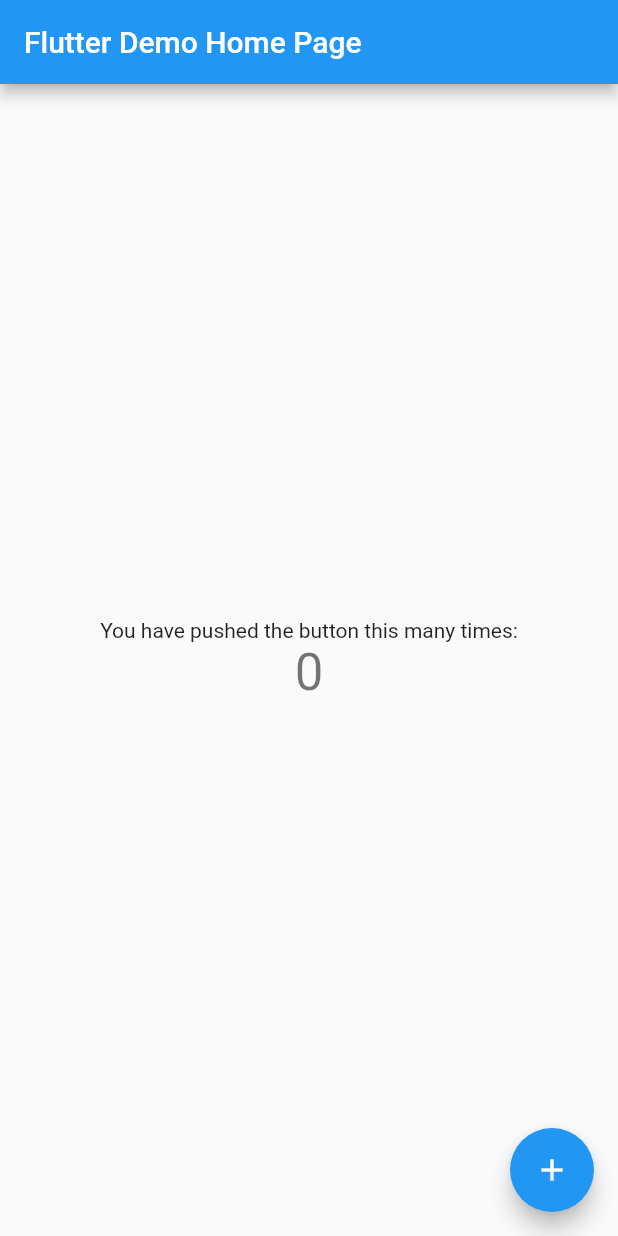
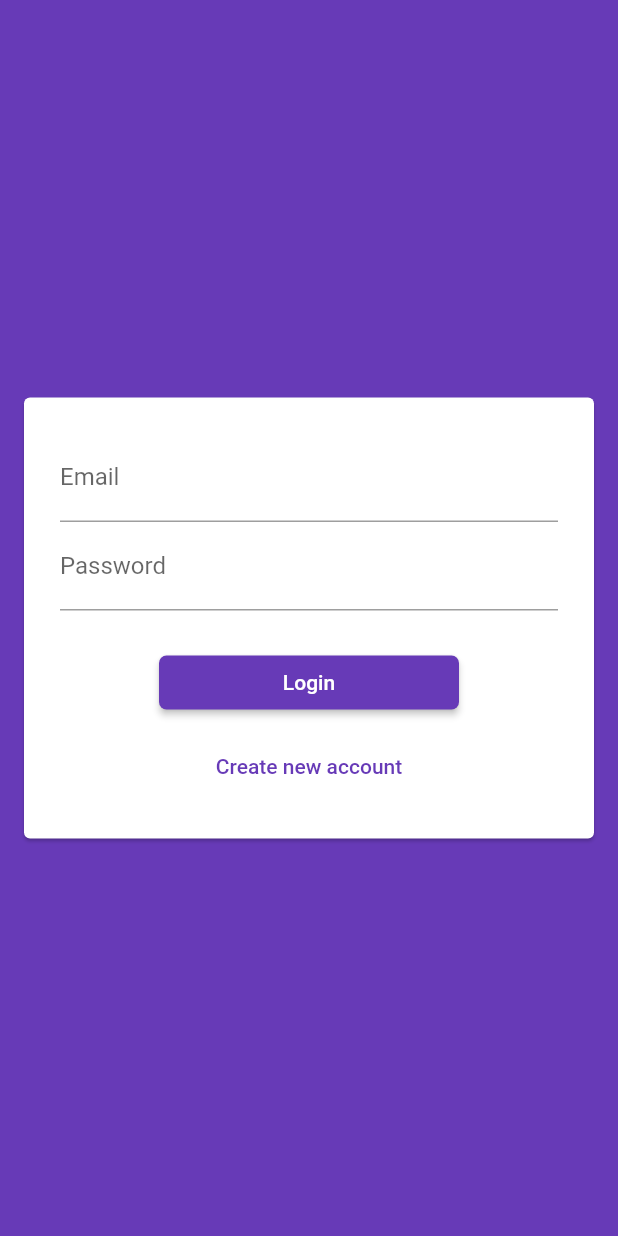
Before and after one commit to yashwp/flutter_chat, a Flutter app: the screen it shows after launch, on a phone screen of 412 x 824 dp. Run offline on Flutter 3.47's test engine with Material 2 defaults, Android fonts, the phone set to English and light mode, and no system bars; our stand-ins replace cloud_firestore, firebase_auth; accounts and stored records are empty.

```diff
--- a/lib/main.dart
+++ b/lib/main.dart
@@ -1,117 +1,47 @@
+import 'package:firebase_auth/firebase_auth.dart';
 import 'package:flutter/material.dart';
+
+import './screens/auth/auth_screen.dart';
+import './screens/chat/chat_screen.dart';
 
 void main() {
   runApp(MyApp());
 }
 
 class MyApp extends StatelessWidget {
+
   // This widget is the root of your application.
   @override
   Widget build(BuildContext context) {
+
+
     return MaterialApp(
-      title: 'Flutter Demo',
+      title: 'Flutter Chat',
+      debugShowCheckedModeBanner: false,
       theme: ThemeData(
-        // This is the theme of your application.
-        //
-        // Try running your application with "flutter run". You'll see the
-        // application has a blue toolbar. Then, without quitting the app, try
-        // changing the primarySwatch below to Colors.green and then invoke
-        // "hot reload" (press "r" in the console where you ran "flutter run",
-        // or simply save your changes to "hot reload" in a Flutter IDE).
-        // Notice that the counter didn't reset back to zero; the application
-        // is not restarted.
-        primarySwatch: Colors.blue,
-        // This makes the visual density adapt to the platform that you run
-        // the app on. For desktop platforms, the controls will be smaller and
-        // closer together (more dense) than on mobile platforms.
+        primarySwatch: Colors.deepPurple,
+        backgroundColor: Colors.deepPurple,
+        accentColor: Colors.lime,
+        accentColorBrightness: Brightness.dark,
+        buttonTheme: ButtonTheme.of(context).copyWith(
+          minWidth: 200,
+          buttonColor: Colors.deepPurple,
+          textTheme: ButtonTextTheme.primary,
+          shape: RoundedRectangleBorder(
+            borderRadius: BorderRadius.circular(5)
+          )
+        ),
         visualDensity: VisualDensity.adaptivePlatformDensity,
       ),
-      home: MyHomePage(title: 'Flutter Demo Home Page'),
+      home: StreamBuilder(
+        stream: FirebaseAuth.instance.onAuthStateChanged,
+        builder: (ctx, snapshot) {
+          if (snapshot.hasData) {
+            return ChatScreen();
+          }
+          return AuthScreen();
+        },
+      )
     );
   }
 }
-
-class MyHomePage extends StatefulWidget {
-  MyHomePage({Key key, this.title}) : super(key: key);
-
-  // This widget is the home page of your application. It is stateful, meaning
-  // that it has a State object (defined below) that contains fields that affect
-  // how it looks.
-
-  // This class is the configuration for the state. It holds the values (in this
-  // case the title) provided by the parent (in this case the App widget) and
-  // used by the build method of the State. Fields in a Widget subclass are
-  // always marked "final".
-
-  final String title;
-
-  @override
-  _MyHomePageState createState() => _MyHomePageState();
-}
-
-class _MyHomePageState extends State<MyHomePage> {
-  int _counter = 0;
-
-  void _incrementCounter() {
-    setState(() {
-      // This call to setState tells the Flutter framework that something has
-      // changed in this State, which causes it to rerun the build method below
-      // so that the display can reflect the updated values. If we changed
-      // _counter without calling setState(), then the build method would not be
-      // called again, and so nothing would appear to happen.
-      _counter++;
-    });
-  }
-
-  @override
-  Widget build(BuildContext context) {
-    // This method is rerun every time setState is called, for instance as done
-    // by the _incrementCounter method above.
-    //
-    // The Flutter framework has been optimized to make rerunning build methods
-    // fast, so that you can just rebuild anything that needs updating rather
-    // than having to individually change instances of widgets.
-    return Scaffold(
-      appBar: AppBar(
-        // Here we take the value from the MyHomePage object that was created by
-        // the App.build method, and use it to set our appbar title.
-        title: Text(widget.title),
-      ),
-      body: Center(
-        // Center is a layout widget. It takes a single child and positions it
-        // in the middle of the parent.
-        child: Column(
-          // Column is also a layout widget. It takes a list of children and
-          // arranges them vertically. By default, it sizes itself to fit its
-          // children horizontally, and tries to be as tall as its parent.
-          //
-          // Invoke "debug painting" (press "p" in the console, choose the
-          // "Toggle Debug Paint" action from the Flutter Inspector in Android
-          // Studio, or the "Toggle Debug Paint" command in Visual Studio Code)
-          // to see the wireframe for each widget.
-          //
-          // Column has various properties to control how it sizes itself and
-          // how it positions its children. Here we use mainAxisAlignment to
-          // center the children vertically; the main axis here is the vertical
-          // axis because Columns are vertical (the cross axis would be
-          // horizontal).
-          mainAxisAlignment: MainAxisAlignment.center,
-          children: <Widget>[
-            Text(
-              'You have pushed the button this many times:',
-            ),
-            Text(
-              '$_counter',
-              style: Theme.of(context).textTheme.headline4,
-            ),
-          ],
-        ),
-      ),
-      floatingActionButton: FloatingActionButton(
-        onPressed: _incrementCounter,
-        tooltip: 'Increment',
-        child: Icon(Icons.add),
-      ), // This trailing comma makes auto-formatting nicer for build methods.
-    );
-  }
-}
--- /dev/null
+++ b/lib/screens/auth/auth_screen.dart
@@ -0,0 +1,68 @@
+import 'package:chat_app/screens/auth/widgets/auth_form.dart';
+import 'package:cloud_firestore/cloud_firestore.dart';
+import 'package:firebase_auth/firebase_auth.dart';
+import 'package:flutter/material.dart';
+import 'package:flutter/services.dart';
+
+class AuthScreen extends StatefulWidget {
+  @override
+  _AuthScreenState createState() => _AuthScreenState();
+}
+
+class _AuthScreenState extends State<AuthScreen> {
+  final _auth = FirebaseAuth.instance;
+  var _isLoading = false;
+
+  void _submitUser(String email, String username, String password, bool isLogin, BuildContext ctx) async {
+    AuthResult _result;
+
+    try {
+      setState(() {
+        _isLoading = true;
+      });
+      if (isLogin) {
+        _result = await _auth.signInWithEmailAndPassword(email: email, password: password);
+
+      } else {
+        _result = await _auth.createUserWithEmailAndPassword(email: email, password: password);
+        print(_result.user);
+        Firestore.instance.collection('users').document(_result.user.uid)
+            .setData({
+              'username': username,
+              'email': email
+            });
+      }
+      setState(() {
+        _isLoading = false;
+      });
+
+    } on PlatformException catch(err) {
+        var msg = 'Invalid credentials';
+
+        setState(() {
+          _isLoading = false;
+        });
+        if (err.message != null) {
+          msg = err.message;
+        }
+        Scaffold.of(ctx).showSnackBar(SnackBar(
+          content: Text(msg),
+          backgroundColor: Theme.of(context).errorColor,
+        ));
+    } catch(e) {
+      print(e);
+      setState(() {
+        _isLoading = false;
+      });
+    }
+  }
+
+
+  @override
+  Widget build(BuildContext context) {
+    return Scaffold(
+      backgroundColor: Theme.of(context).primaryColor,
+      body: AuthForm(_submitUser, _isLoading)
+    );
+  }
+}
--- /dev/null
+++ b/lib/screens/auth/widgets/auth_form.dart
@@ -0,0 +1,122 @@
+import 'package:flutter/material.dart';
+
+class AuthForm extends StatefulWidget {
+  final bool isLoading;
+  final void Function(
+      String email,
+      String username,
+      String password,
+      bool isLogin,
+      BuildContext ctx,
+      ) submit;
+
+  const AuthForm(this.submit, this.isLoading);
+
+  @override
+  _AuthFormState createState() => _AuthFormState();
+}
+
+class _AuthFormState extends State<AuthForm> {
+  final _formKey = GlobalKey<FormState>();
+  String email;
+  String username;
+  String password;
+  var _isLogin = true;
+
+  void _validate() {
+    FocusScope.of(context).unfocus();
+
+    if (!_formKey.currentState.validate()) {
+      return;
+    }
+    _formKey.currentState.save();
+    widget.submit(email, username, password, _isLogin, context);
+  }
+
+  @override
+  Widget build(BuildContext context) {
+    return Center(
+      child: Card(
+        margin: const EdgeInsets.all(16),
+        child: SingleChildScrollView(
+          child: Padding(
+            padding: const EdgeInsets.all(24),
+            child: Form(
+              key: _formKey,
+              child: Column(
+                mainAxisSize: MainAxisSize.min,
+                children: <Widget>[
+                   TextFormField(
+                     key: ValueKey('email'),
+                    validator: (val) {
+                      if (val.isEmpty || !val.contains('@')) {
+                        return 'Please enter valid email';
+                      }
+                      return null;
+                    },
+                    keyboardType: TextInputType.emailAddress,
+                    decoration: InputDecoration(
+                      labelText: 'Email',
+                    ),
+                    onSaved: (val) {
+                      email = val.trim();
+                    },
+                  ),
+                  if (!_isLogin)
+                    TextFormField(
+                      key: ValueKey('uname'),
+                      validator: (val) {
+                      if (val.isEmpty || val.length < 3) {
+                        return 'Enter valid username';
+                      }
+                      return null;
+                    },
+                    decoration: InputDecoration(
+                      labelText: 'Username',
+                    ),
+                    onSaved: (val) {
+                      username = val.trim();
+                    },
+                  ),
+                  TextFormField(
+                    key: ValueKey('pass'),
+                    validator: (val) {
+                      if (val.isEmpty || val.length < 7) {
+                        return 'Password is too short';
+                      }
+                      return null;
+                    },
+                    obscureText: true,
+                    decoration: InputDecoration(
+                      labelText: 'Password',
+                    ),
+                    onSaved: (val) {
+                      password = val.trim();
+                    },
+                  ),
+                  SizedBox(height: 24),
+                  widget.isLoading ? CircularProgressIndicator() :
+                  RaisedButton(
+                    child: Text(_isLogin ? 'Login' : 'Sign Up'),
+                    onPressed: _validate,
+                  ),
+                  SizedBox(height: 8),
+                  if (!widget.isLoading)
+                  FlatButton(
+                    textColor: Theme.of(context).primaryColor,
+                    child: Text(_isLogin ? 'Create new account' : 'Already have an account?'),
+                    onPressed: () {
+                      setState(() {
+                        _isLogin = !_isLogin;
+                      });
+                    },
+                  ),
+                ],
+              ),
+            ),
+          ),
+        ),
+      ),
+    );
+  }
+}
--- a/pubspec.yaml
+++ b/pubspec.yaml
@@ -23,6 +23,8 @@ environment:
 dependencies:
   flutter:
     sdk: flutter
+  cloud_firestore: ^0.13.5
+  firebase_auth: ^0.16.0
 
 
   # The following adds the Cupertino Icons font to your application.
```
Also changed, not shown: lib/screens/chat/chat_screen.dart (added, +58 -0 lines), lib/screens/chat/widgets/messages.dart (added, +24 -0 lines), lib/screens/chat/widgets/new_message.dart (added, +15 -0 lines), pubspec.lock, 3 other files.
